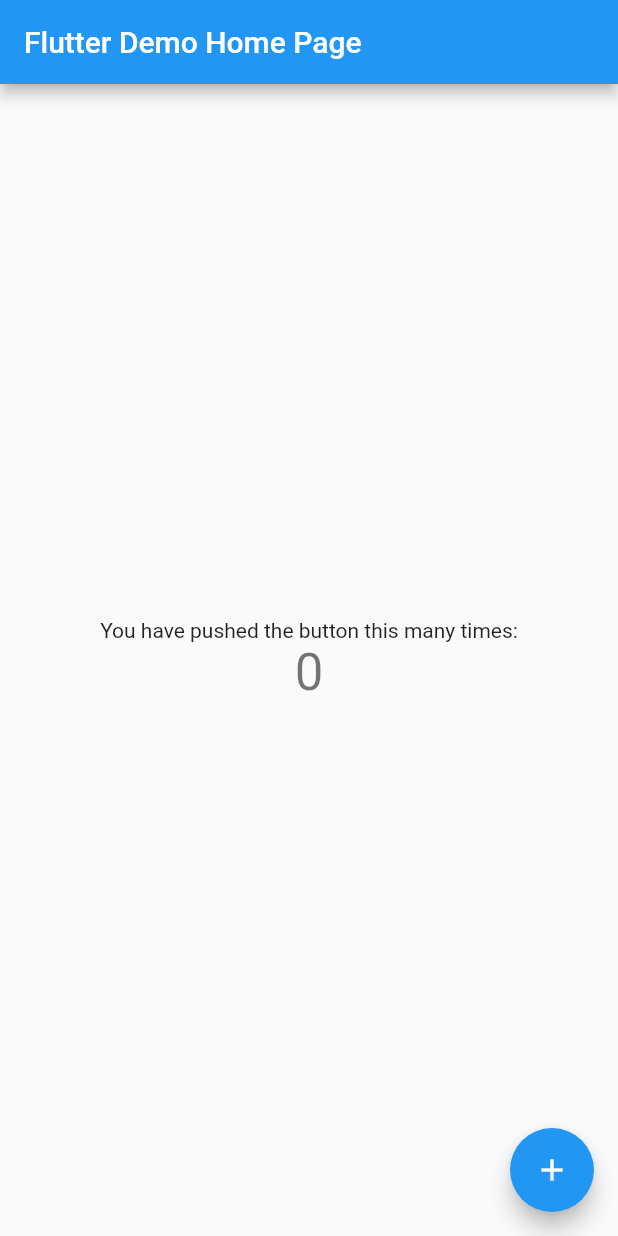
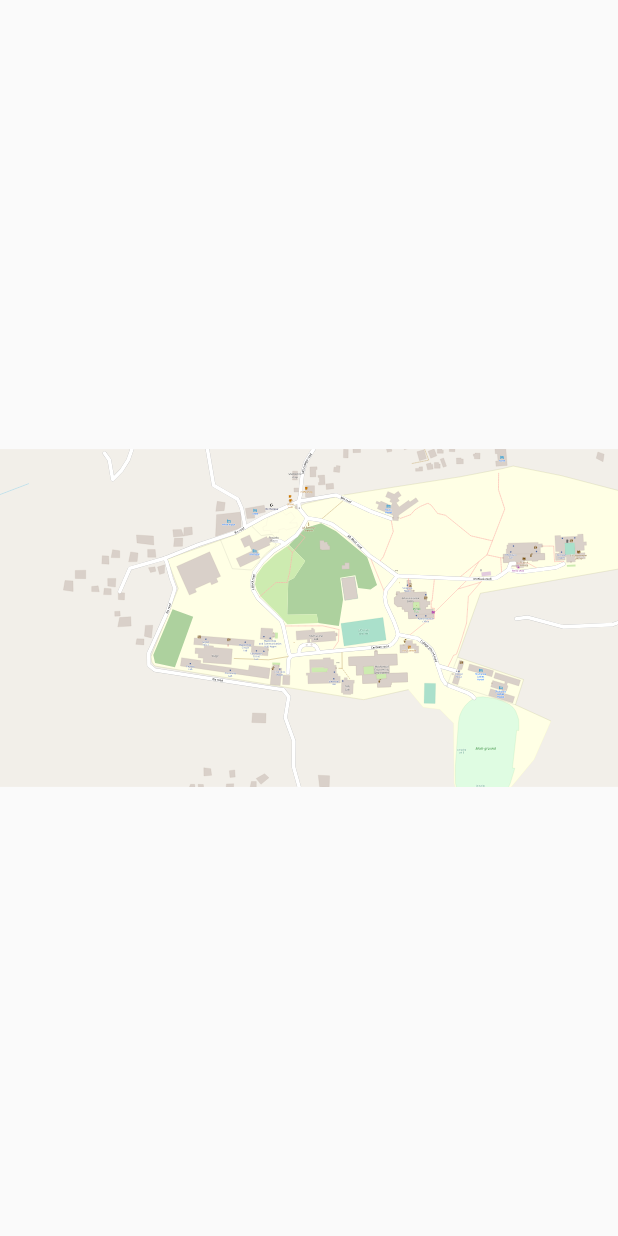
Before and after one commit to ashik-2001/nss-bins, a Flutter app: the screen it shows after launch, on a phone screen of 412 x 824 dp. Run offline on Flutter 3.47's test engine with Material 2 defaults, Android fonts, the phone set to English and light mode, and no system bars; our stand-ins replace flutter_svg.

Commit message:
Added a svg from osm

```diff
--- a/lib/main.dart
+++ b/lib/main.dart
@@ -1,4 +1,5 @@
 import 'package:flutter/material.dart';
+import 'package:flutter_svg/flutter_svg.dart';
 
 void main() {
   runApp(const MyApp());
@@ -7,109 +8,39 @@
 class MyApp extends StatelessWidget {
   const MyApp({Key? key}) : super(key: key);
 
-  // This widget is the root of your application.
   @override
   Widget build(BuildContext context) {
     return MaterialApp(
       title: 'Flutter Demo',
       theme: ThemeData(
-        // This is the theme of your application.
-        //
-        // Try running your application with "flutter run". You'll see the
-        // application has a blue toolbar. Then, without quitting the app, try
-        // changing the primarySwatch below to Colors.green and then invoke
-        // "hot reload" (press "r" in the console where you ran "flutter run",
-        // or simply save your changes to "hot reload" in a Flutter IDE).
-        // Notice that the counter didn't reset back to zero; the application
-        // is not restarted.
         primarySwatch: Colors.blue,
       ),
-      home: const MyHomePage(title: 'Flutter Demo Home Page'),
+      home: const ViewMap(),
     );
   }
 }
 
-class MyHomePage extends StatefulWidget {
-  const MyHomePage({Key? key, required this.title}) : super(key: key);
-
-  // This widget is the home page of your application. It is stateful, meaning
-  // that it has a State object (defined below) that contains fields that affect
-  // how it looks.
-
-  // This class is the configuration for the state. It holds the values (in this
-  // case the title) provided by the parent (in this case the App widget) and
-  // used by the build method of the State. Fields in a Widget subclass are
-  // always marked "final".
-
-  final String title;
-
-  @override
-  State<MyHomePage> createState() => _MyHomePageState();
-}
-
-class _MyHomePageState extends State<MyHomePage> {
-  int _counter = 0;
-
-  void _incrementCounter() {
-    setState(() {
-      // This call to setState tells the Flutter framework that something has
-      // changed in this State, which causes it to rerun the build method below
-      // so that the display can reflect the updated values. If we changed
-      // _counter without calling setState(), then the build method would not be
-      // called again, and so nothing would appear to happen.
-      _counter++;
-    });
-  }
+class ViewMap extends StatelessWidget {
+  const ViewMap({Key? key}) : super(key: key);
 
   @override
   Widget build(BuildContext context) {
-    // This method is rerun every time setState is called, for instance as done
-    // by the _incrementCounter method above.
-    //
-    // The Flutter framework has been optimized to make rerunning build methods
-    // fast, so that you can just rebuild anything that needs updating rather
-    // than having to individually change instances of widgets.
     return Scaffold(
-      appBar: AppBar(
-        // Here we take the value from the MyHomePage object that was created by
-        // the App.build method, and use it to set our appbar title.
-        title: Text(widget.title),
-      ),
       body: Center(
-        // Center is a layout widget. It takes a single child and positions it
-        // in the middle of the parent.
-        child: Column(
-          // Column is also a layout widget. It takes a list of children and
-          // arranges them vertically. By default, it sizes itself to fit its
-          // children horizontally, and tries to be as tall as its parent.
-          //
-          // Invoke "debug painting" (press "p" in the console, choose the
-          // "Toggle Debug Paint" action from the Flutter Inspector in Android
-          // Studio, or the "Toggle Debug Paint" command in Visual Studio Code)
-          // to see the wireframe for each widget.
-          //
-          // Column has various properties to control how it sizes itself and
-          // how it positions its children. Here we use mainAxisAlignment to
-          // center the children vertically; the main axis here is the vertical
-          // axis because Columns are vertical (the cross axis would be
-          // horizontal).
-          mainAxisAlignment: MainAxisAlignment.center,
-          children: <Widget>[
-            const Text(
-              'You have pushed the button this many times:',
-            ),
-            Text(
-              '$_counter',
-              style: Theme.of(context).textTheme.headline4,
-            ),
-          ],
+        child: InteractiveViewer(
+          clipBehavior: Clip.none,
+          minScale: 1,
+          maxScale: 10,
+          child: AspectRatio(
+            aspectRatio: 1,
+            child: ClipRRect(
+                borderRadius: BorderRadius.circular(20),
+                child: SvgPicture.asset(
+                  'assets/map.svg',
+                )),
+          ),
         ),
       ),
-      floatingActionButton: FloatingActionButton(
-        onPressed: _incrementCounter,
-        tooltip: 'Increment',
-        child: const Icon(Icons.add),
-      ), // This trailing comma makes auto-formatting nicer for build methods.
     );
   }
 }
--- a/pubspec.yaml
+++ b/pubspec.yaml
@@ -34,6 +34,7 @@
   # The following adds the Cupertino Icons font to your application.
   # Use with the CupertinoIcons class for iOS style icons.
   cupertino_icons: ^1.0.2
+  flutter_svg: ^1.1.1
 
 dev_dependencies:
   flutter_test:
@@ -51,6 +52,8 @@
 
 # The following section is specific to Flutter packages.
 flutter:
+  assets:
+    - assets/map.svg
 
   # The following line ensures that the Material Icons font is
   # included with your application, so that you can use the icons in
```
Also changed, not shown: assets/map.svg (added), pubspec.lock.
